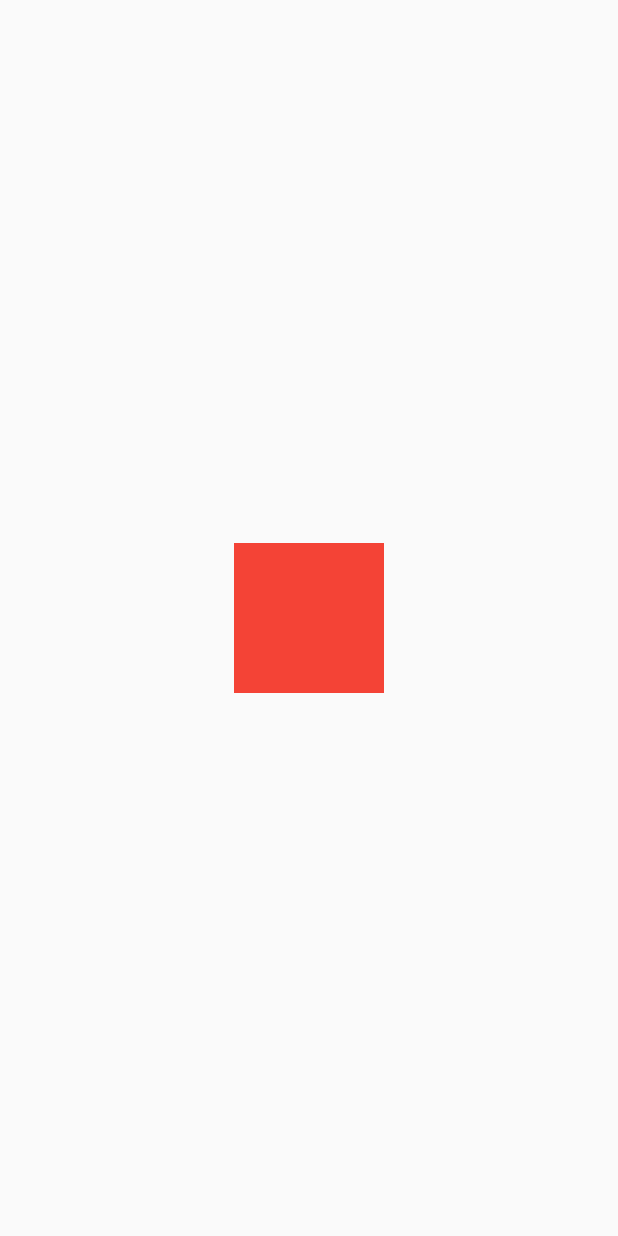
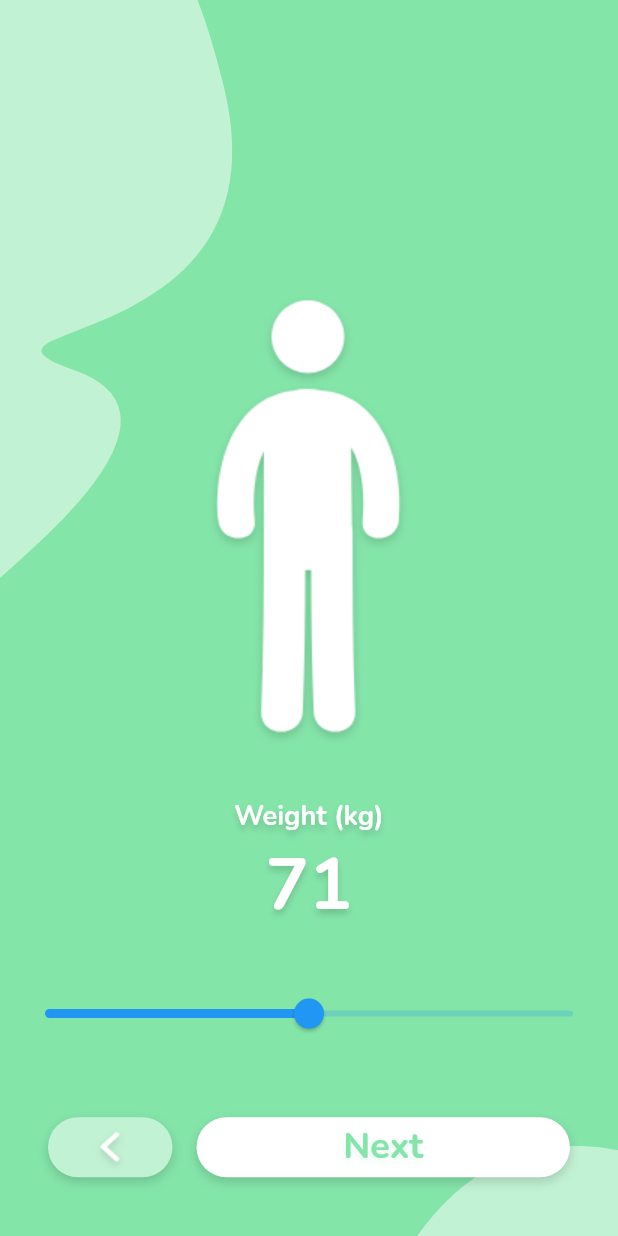
Before and after one commit to wojtekoziol/bmi_calculator, a Flutter app: the screen it shows after launch, swiped to page 2, on a phone screen of 412 x 824 dp. Run offline on Flutter 3.47's test engine with Material 2 defaults, Android fonts, the phone set to English and light mode, and no system bars; our stand-ins replace flutter_svg.

Commit message:
Create weight screen

```diff
--- a/lib/components/animated_button.dart
+++ b/lib/components/animated_button.dart
@@ -3,17 +3,17 @@ import 'package:flutter/material.dart';
 class AnimatedButton extends StatefulWidget {
   const AnimatedButton({
     @required this.onPressed,
-    @required this.height,
-    @required this.width,
     @required this.backgroundColor,
     @required this.child,
+    this.height,
+    this.width,
   });
 
   final Function onPressed;
+  final Color backgroundColor;
+  final Widget child;
   final double height;
   final double width;
-  final Color backgroundColor;
-  final Widget child;
 
   @override
   _AnimatedButtonState createState() => _AnimatedButtonState();
@@ -52,9 +52,15 @@ class _AnimatedButtonState extends State<AnimatedButton>
             height: widget.height,
             width: widget.width,
             decoration: BoxDecoration(
-              color: widget.backgroundColor.withOpacity(_fadeAnimation.value),
-              borderRadius: BorderRadius.circular(32),
-            ),
+                color: widget.backgroundColor.withOpacity(_fadeAnimation.value),
+                borderRadius: BorderRadius.circular(32),
+                boxShadow: [
+                  BoxShadow(
+                    color: Colors.black.withOpacity(0.16),
+                    offset: const Offset(0, 3),
+                    blurRadius: 6,
+                  )
+                ]),
             child: Center(
               child: widget.child,
             ),
--- a/lib/screens/weight_screen.dart
+++ b/lib/screens/weight_screen.dart
@@ -1,15 +1,136 @@
+import 'package:bmi_calculator/components/animated_button.dart';
 import 'package:flutter/material.dart';
+import 'package:flutter_svg/svg.dart';
+import 'package:provider/provider.dart';
 
 class WeightScreen extends StatelessWidget {
   @override
   Widget build(BuildContext context) {
+    final pageController = Provider.of<PageController>(context, listen: false);
+
     return Scaffold(
-      body: Center(
-        child: Container(
-          width: 100,
-          height: 100,
-          color: Colors.red,
-        ),
+      backgroundColor: const Color(0xFF84E5A9),
+      body: Stack(
+        children: [
+          Align(
+            alignment: Alignment.topLeft,
+            child: SvgPicture.asset('assets/svgs/green-1.svg'),
+          ),
+          Align(
+            alignment: Alignment.bottomRight,
+            child: SvgPicture.asset('assets/svgs/green-2.svg'),
+          ),
+          Align(
+            alignment: Alignment.center.add(const Alignment(0, -0.25)),
+            child: Image.asset('assets/pngs/person-1.png'),
+          ),
+          Align(
+            alignment: const Alignment(0, 0.45),
+            child: Column(
+              mainAxisSize: MainAxisSize.min,
+              children: [
+                Text(
+                  'Weight (kg)',
+                  style: TextStyle(
+                    color: Colors.white,
+                    fontSize: 18,
+                    fontFamily: 'Nunito',
+                    fontWeight: FontWeight.bold,
+                    shadows: [
+                      BoxShadow(
+                        offset: const Offset(0, 3),
+                        blurRadius: 6,
+                        color: Colors.black.withOpacity(0.16),
+                      )
+                    ],
+                  ),
+                ),
+                Text(
+                  '71',
+                  style: TextStyle(
+                    color: Colors.white,
+                    fontSize: 48,
+                    fontFamily: 'Nunito',
+                    fontWeight: FontWeight.bold,
+                    shadows: [
+                      BoxShadow(
+                        offset: const Offset(0, 3),
+                        blurRadius: 6,
+                        color: Colors.black.withOpacity(0.16),
+                      )
+                    ],
+                  ),
+                ),
+              ],
+            ),
+          ),
+          Align(
+            alignment: const Alignment(0, 0.64),
+            child: ConstrainedBox(
+              constraints: BoxConstraints.tight(const Size(400, 0)),
+              child: Slider(
+                onChanged: (double value) {},
+                value: 0.5,
+              ),
+            ),
+          ),
+          Align(
+            alignment: const Alignment(0, 0.9),
+            child: Padding(
+              padding: const EdgeInsets.symmetric(horizontal: 32),
+              child: Row(
+                children: [
+                  Expanded(
+                    child: AnimatedButton(
+                      onPressed: () {
+                        pageController.previousPage(
+                          duration: const Duration(milliseconds: 300),
+                          curve: Curves.easeInOut,
+                        );
+                      },
+                      height: 40,
+                      backgroundColor: const Color(0xFFC2F2D4),
+                      child: Padding(
+                        padding: const EdgeInsets.only(top: 5),
+                        child: Image.asset('assets/pngs/left-arrow.png'),
+                      ),
+                    ),
+                  ),
+                  const SizedBox(width: 16),
+                  Expanded(
+                    flex: 3,
+                    child: AnimatedButton(
+                      onPressed: () {
+                        pageController.nextPage(
+                          duration: const Duration(milliseconds: 300),
+                          curve: Curves.easeInOut,
+                        );
+                      },
+                      height: 40,
+                      backgroundColor: Colors.white,
+                      child: Text(
+                        'Next',
+                        style: TextStyle(
+                          color: const Color(0xFF84E5A9),
+                          fontSize: 24,
+                          fontFamily: 'Nunito',
+                          fontWeight: FontWeight.bold,
+                          shadows: [
+                            BoxShadow(
+                              offset: const Offset(0, 3),
+                              blurRadius: 6,
+                              color: const Color(0xFF84E5A9).withOpacity(0.16),
+                            )
+                          ],
+                        ),
+                      ),
+                    ),
+                  ),
+                ],
+              ),
+            ),
+          ),
+        ],
       ),
     );
   }
```
Also changed, not shown: assets/pngs/left-arrow.png (added), assets/pngs/person-1.png (added), assets/pngs/person-2.png (added), assets/svgs/bmi.svg (deleted), assets/svgs/person-1.svg (deleted), assets/svgs/person-2.svg (deleted).
